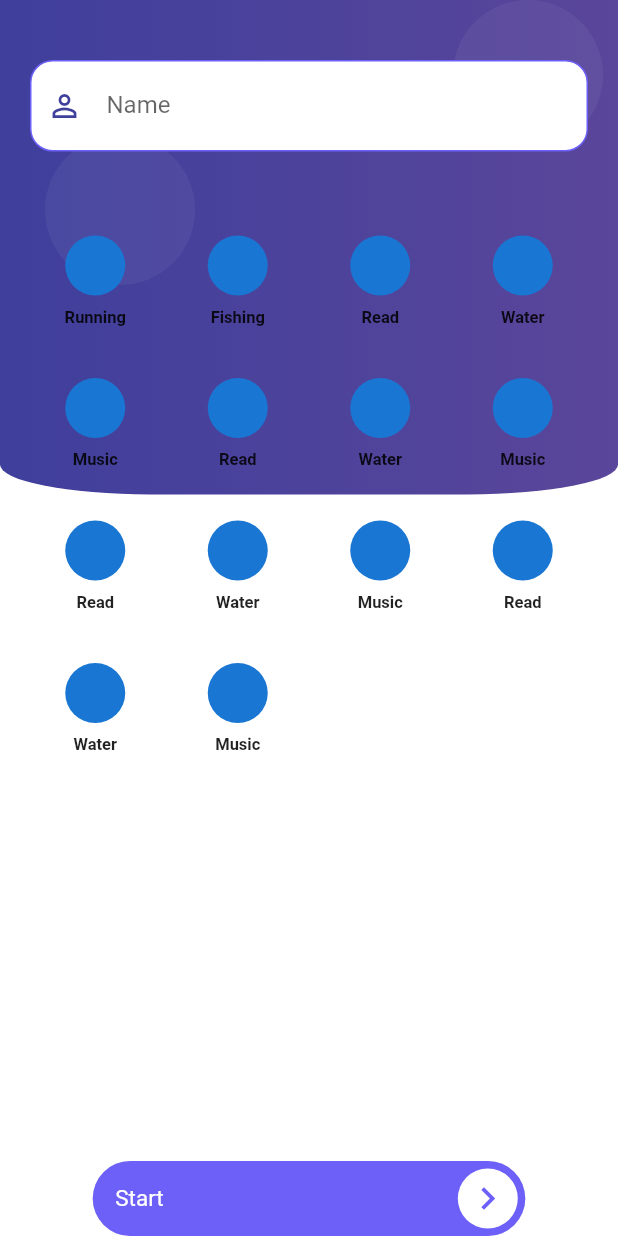
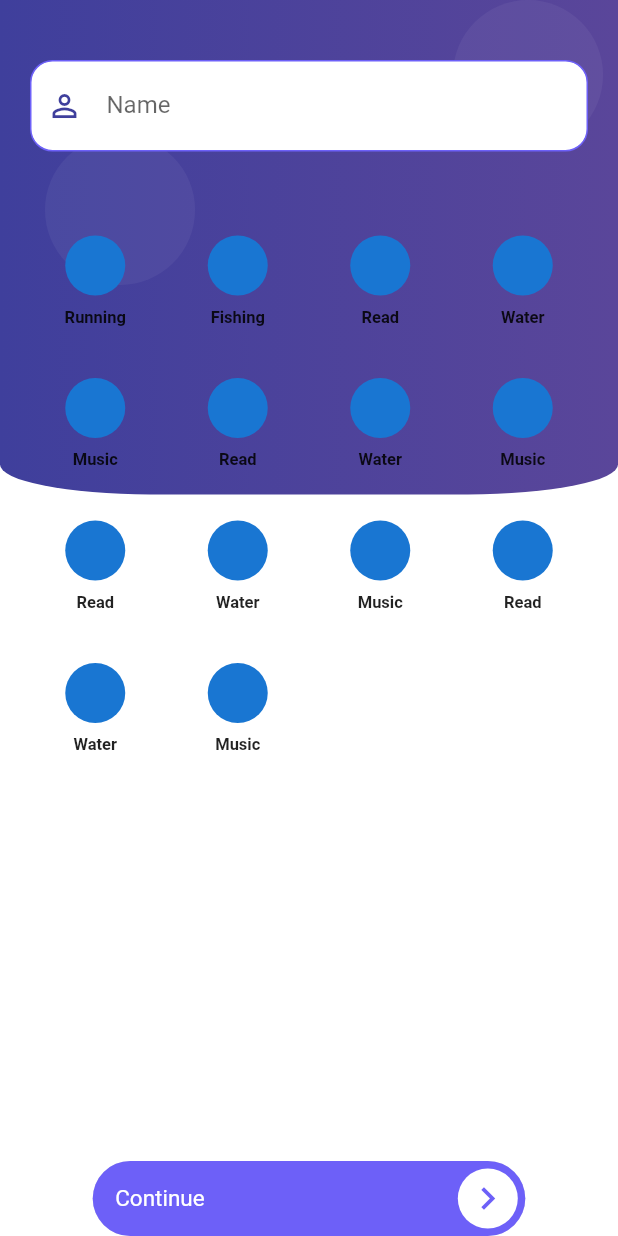
Before and after one commit to JordiiVidal/timtrack, a Flutter app: the screen it shows after launch, on a phone screen of 412 x 824 dp. Run offline on Flutter 3.47's test engine with Material 2 defaults, Android fonts, the phone set to English and light mode, and no system bars; our stand-ins replace bloc, flutter_bloc, flutter_staggered_animations.

```diff
--- a/lib/bloc/user/user_bloc.dart
+++ b/lib/bloc/user/user_bloc.dart
@@ -15,6 +15,12 @@ class UserBloc extends Bloc<UserEvents, UserState> {
       yield UserState(userC: event.user);
     } else if (event is ChangeName) {
       yield UserState(userC: state.user.copyWith(name: event.name));
+    } else if (event is AddActivity) {
+      yield UserState(
+        userC: state.user.copyWith(
+          activities: [...state.user.activities, event.idActivity],
+        ),
+      );
     }
   }
 }
--- a/lib/bloc/user/user_events.dart
+++ b/lib/bloc/user/user_events.dart
@@ -12,3 +12,8 @@ class ChangeName extends UserEvents {
   final String name;
   ChangeName(this.name);
 }
+
+class AddActivity extends UserEvents {
+  final int idActivity;
+  AddActivity(this.idActivity);
+}
--- a/lib/models/user_model.dart
+++ b/lib/models/user_model.dart
@@ -25,6 +25,7 @@ class User {
     );
   }
 
+
   factory User.fromJson(Map<String, dynamic> json) => User(
         id: json["id"],
         name: json["name"],
--- a/lib/pages/signup_page.dart
+++ b/lib/pages/signup_page.dart
@@ -1,12 +1,10 @@
 import 'package:flutter/material.dart';
 import 'package:flutter_bloc/flutter_bloc.dart';
 import 'package:flutter_staggered_animations/flutter_staggered_animations.dart';
-import 'package:flutter_staggered_grid_view/flutter_staggered_grid_view.dart';
 
 import 'package:timtrack/bloc/user/user_bloc.dart';
 import 'package:timtrack/data/list.dart';
 
-import 'package:timtrack/models/activity_model.dart';
 import 'package:timtrack/models/user_model.dart';
 import 'package:timtrack/widgets/signup_background.dart';
 
@@ -88,7 +86,8 @@ class _SignUpPageState extends State<SignUpPage> {
                     child: AnimationLimiter(
                       child: GridView.builder(
                         gridDelegate: SliverGridDelegateWithFixedCrossAxisCount(
-                            crossAxisCount: 4),
+                          crossAxisCount: 4,
+                        ),
                         physics: BouncingScrollPhysics(),
                         itemCount: activities.length,
                         itemBuilder: (BuildContext context, int index) =>
@@ -160,11 +159,12 @@ class _SignUpPageState extends State<SignUpPage> {
             child: Row(
               children: <Widget>[
                 Text(
-                  'Start',
+                  'Continue',
                   style: TextStyle(
-                      color: Colors.white,
-                      fontSize: 15.0,
-                      fontWeight: FontWeight.w400),
+                    color: Colors.white,
+                    fontSize: 15.0,
+                    fontWeight: FontWeight.w400,
+                  ),
                 ),
               ],
             ),
```
